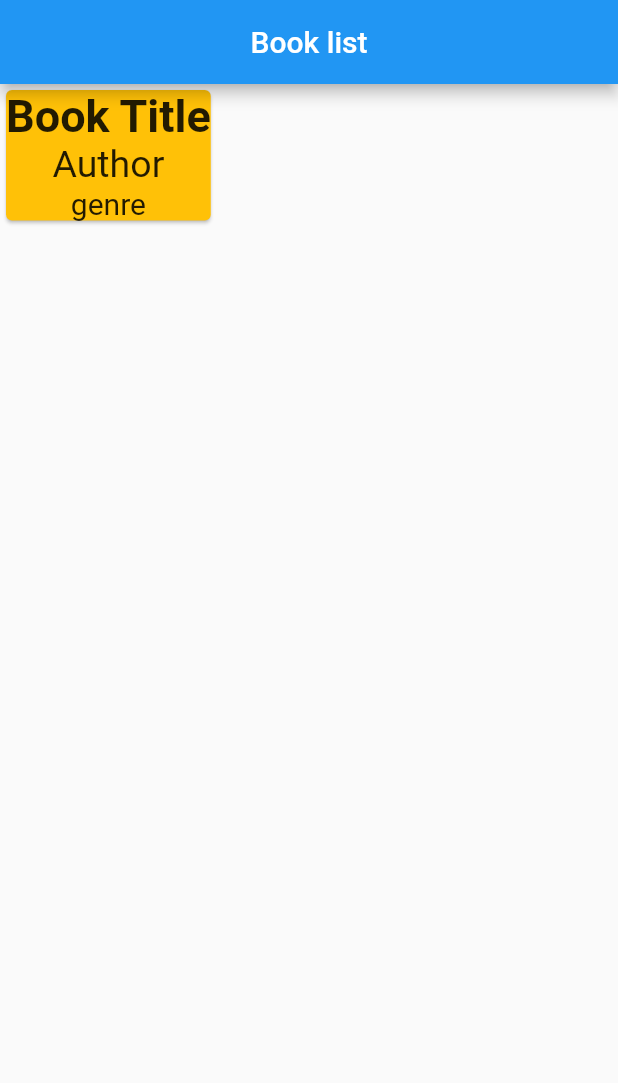
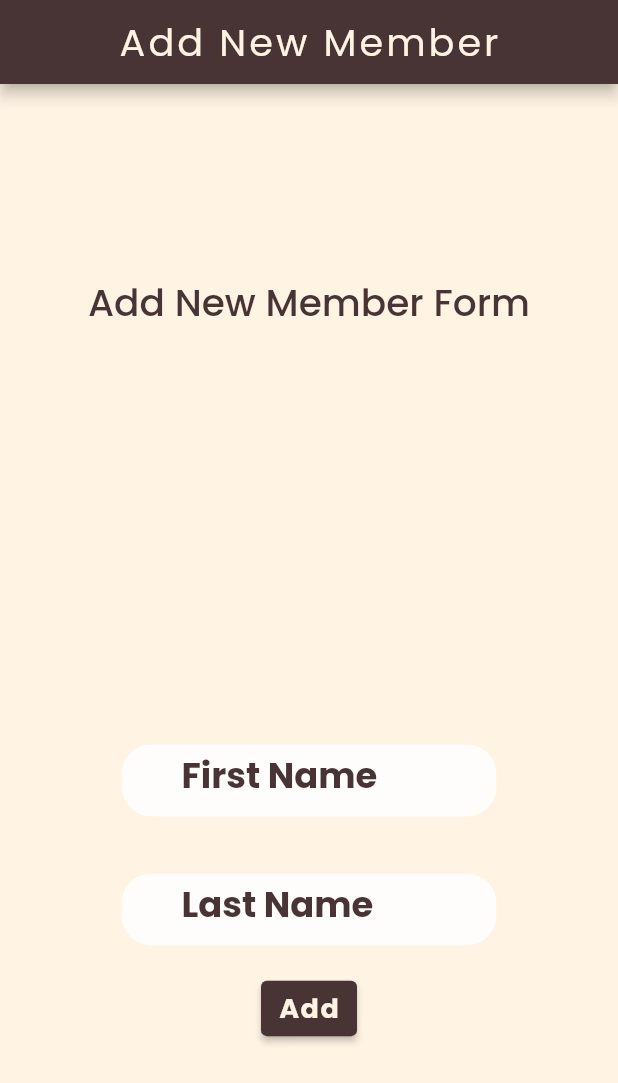
Before and after one commit to Aziz-albelushi02/coded_project_library_pair, a Flutter app: the screen it shows after launch, on a phone screen of 412 x 824 dp. Shown: the top 1083 px of the screen. Run offline on Flutter 3.47's test engine with Material 2 defaults, Android fonts, the phone set to English and light mode, and no system bars.

Commit message:
added ui

```diff
--- a/lib/main.dart
+++ b/lib/main.dart
@@ -1,5 +1,10 @@
 import 'package:flutter/material.dart';
+import 'package:library_proejct/pages/add_new_book_page.dart';
+import 'package:library_proejct/pages/add_new_member_page.dart';
+import 'package:library_proejct/pages/book_details_page.dart';
+import 'package:library_proejct/pages/books_list.dart';
 import 'package:library_proejct/pages/home_page.dart';
+import 'package:library_proejct/pages/members_list.dart';
 //hello
 void main() {
   runApp(const MyApp());
@@ -12,7 +17,51 @@ class MyApp extends StatelessWidget {
   @override
   Widget build(BuildContext context) {
     return MaterialApp(
-      home: HomePage()
+      debugShowCheckedModeBanner: false,
+      // theme data
+      theme: ThemeData(
+        primaryColor: const Color(0xFF483434), // appbar bg, buttons bg, book title text,
+        scaffoldBackgroundColor: const Color(0xFFFFF3E4), // Page bg only!!
+        secondaryHeaderColor: Color.fromARGB(255, 248, 227, 210), // card bg,
+        textTheme: const TextTheme(
+          // title Large for book titles in books list and member names in members list
+          titleLarge: TextStyle(
+            fontFamily: 'Poppins',
+            fontSize: 25,
+            fontWeight: FontWeight.w500,
+            color: Color(0xFF483434),
+          ),
+        // title medium for appBar Text only
+        titleMedium: TextStyle(
+            fontFamily: 'Poppins',
+            fontSize: 25.5,
+            color: Color(0xFFFFF3E4),
+            letterSpacing: 2,
+        ),
+        // title small for other book authors and members memberships
+        titleSmall: TextStyle(
+          fontSize: 19,
+          fontWeight: FontWeight.w300,
+          color: Color(0xFF6B4F4F),
+        ),
+       // body medium for text inside buttons
+        bodyMedium: TextStyle(
+          fontFamily: 'Poppins',
+            fontSize: 18,
+            fontWeight: FontWeight.bold,
+            color: Color(0xFFFFF3E4),
+            letterSpacing: 1,
+        ),
+        // body text
+        bodySmall: TextStyle(
+          fontFamily: 'Poppins',
+          fontSize: 18,
+          fontWeight: FontWeight.w300,
+          color: Color(0xFF6B4F4F)
+        ),
+        ),
+      ),
+      home: AddNewMemberPage(),
     );
   }
 }
--- /dev/null
+++ b/lib/pages/add_new_member_page.dart
@@ -0,0 +1,117 @@
+import 'package:flutter/material.dart';
+import 'package:flutter/src/foundation/key.dart';
+import 'package:flutter/src/widgets/framework.dart';
+
+class AddNewMemberPage extends StatelessWidget {
+   AddNewMemberPage({Key? key}) : super(key: key);
+  var userInput = TextEditingController();
+  @override
+  Widget build(BuildContext context) {
+    return Scaffold(
+      appBar: AppBar(
+        title: Text("Add New Member",
+            style: Theme.of(context).textTheme.titleMedium),
+        centerTitle: true,
+        backgroundColor: Theme.of(context).primaryColor,
+      ),
+      body: Center(
+          child: Column(
+            mainAxisAlignment: MainAxisAlignment.spaceAround,
+            children: [
+            Text("Add New Member Form", style: Theme.of(context).textTheme.titleLarge,),
+          // Form column
+          Column(
+            children: [
+// first name textfield
+              Container(
+                margin: EdgeInsets.only(top: 20, bottom: 18),
+                width: 250,
+                child: TextField(
+                  controller: userInput,
+                  // this is to style the text that is being written in the textfield
+                  style: TextStyle(
+                      fontSize: 18,
+                      fontWeight: FontWeight.bold,
+                      color: Color(0xFF483434),
+                      letterSpacing: 0),
+                  // decorating the input field itself
+                  decoration: InputDecoration(
+                    hintText: "e.g. Ameera",
+                    hintStyle: TextStyle(
+                      fontSize: 15.5,
+                      letterSpacing: 0,
+                      color: Colors.black26
+                    ),
+                    label: Text("First Name", style: TextStyle(
+                      color: Theme.of(context).primaryColor,
+                      fontSize: 23.5
+                      ),),
+                    filled: true,
+                    fillColor: Color.fromARGB(217, 255, 255, 255),
+                    contentPadding: EdgeInsets.only(left: 40),
+                    border: OutlineInputBorder(
+                      borderSide: BorderSide.none,
+                      borderRadius: BorderRadius.circular(20),
+                    ),
+                  ),
+                ),
+              ),
+// end of first name text field
+
+// last name textfield
+              Container(
+                margin: EdgeInsets.only(top: 20, bottom: 18),
+                width: 250,
+                child: TextField(
+                  controller: userInput,
+                  // this is to style the text that is being written in the textfield
+                  style: TextStyle(
+                      fontSize: 18,
+                      fontWeight: FontWeight.bold,
+                      color: Color(0xFF483434),
+                      letterSpacing: 0),
+                  // decorating the input field itself
+                  decoration: InputDecoration(
+                    hintText: "e.g. Alotaibi",
+                    hintStyle: TextStyle(
+                      fontSize: 15.5,
+                      letterSpacing: 0,
+                      color: Colors.black26
+                    ),
+                    label: Text("Last Name", style: TextStyle(
+                      color: Theme.of(context).primaryColor,
+                      fontSize: 23.5
+                      ),),
+                    filled: true,
+                    fillColor: Color.fromARGB(217, 255, 255, 255),
+                    contentPadding: EdgeInsets.only(left: 40),
+                    border: OutlineInputBorder(
+                      borderSide: BorderSide.none,
+                      borderRadius: BorderRadius.circular(20),
+                    ),
+                  ),
+                ),
+              ),
+// end of last name text field
+
+// add a dropdown menu here for membership tier ************************//
+
+// add button
+              ElevatedButton(
+                  onPressed: () {
+                    // add new member function here
+                  },
+                  child: Text("Add", style: Theme.of(context).textTheme.bodyMedium,),
+                  style: ElevatedButton.styleFrom(
+                    primary: Theme.of(context).primaryColor,
+                    padding: EdgeInsets.symmetric(horizontal: 10, vertical: 5),
+                  ),
+                ),
+
+            ],
+          ),
+        ],
+      )),
+    );
+  }
+}
```
Also changed, not shown: lib/pages/add_new_book_page.dart (added, +117 -0 lines), lib/pages/book_details_page.dart (added, +44 -0 lines), lib/pages/books_list.dart (added, +110 -0 lines), lib/pages/home_page.dart (+70 -14 lines), lib/pages/members_list.dart (added, +77 -0 lines), pubspec.yaml (+7 -9 lines), assets/fonts/Poppins-Light.ttf (added), assets/fonts/Poppins-Medium.ttf (added), assets/images/book-cover-placeholder.png (added), assets/images/member.jpg (added), 4 other files.
